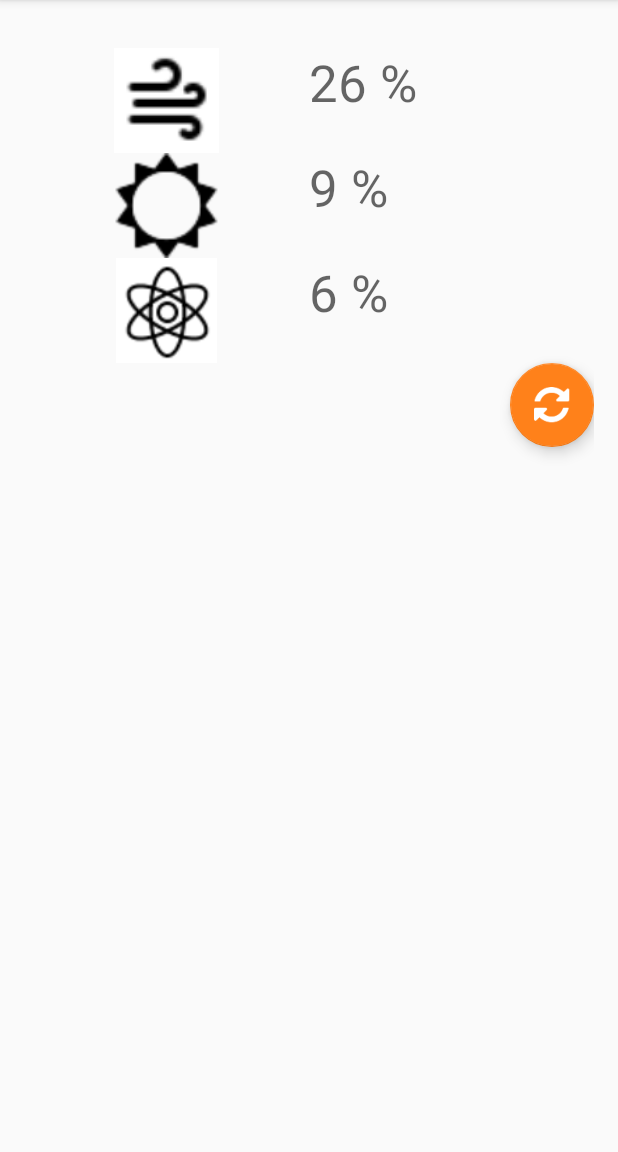
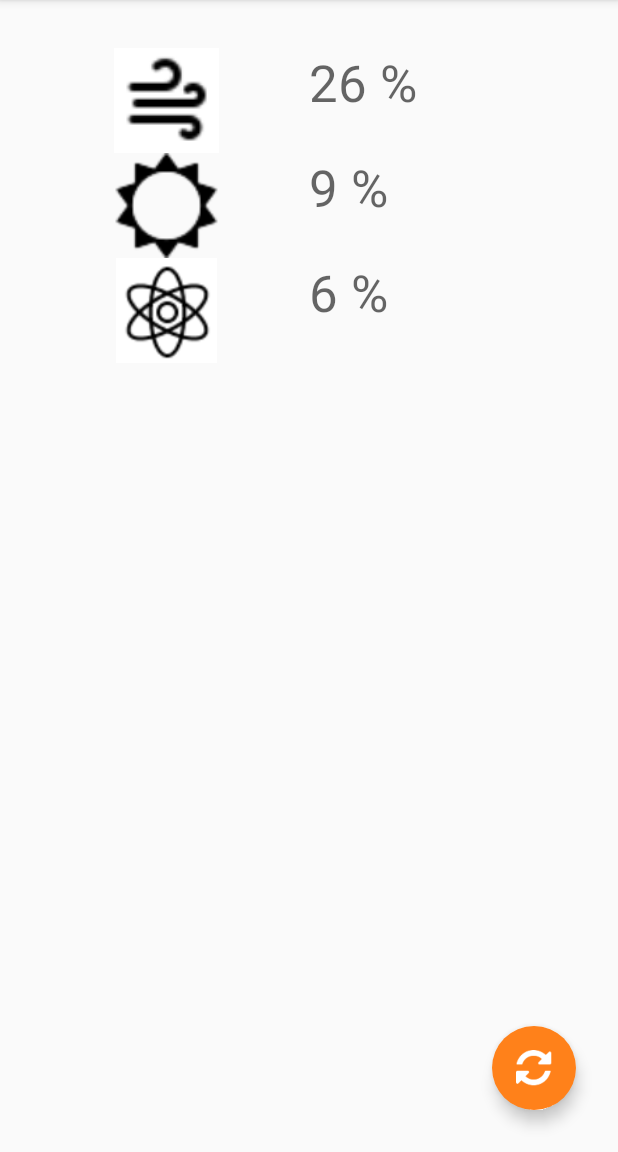
Before and after one commit to walliski/How-am-I-powered, an Android app: the screen it shows after launch (MainActivity), on a phone screen of 412 x 824 dp, the part 84-1236 px from its top. Run offline under Robolectric (Android 15) with nearby library versions, the phone set to English and light mode, and no system bars; 2 statements that could not run were skipped.

Commit message:
FAB position now bottom right corner

```diff
--- a/MukiTestApp/app/src/main/res/layout/activity_main.xml
+++ b/MukiTestApp/app/src/main/res/layout/activity_main.xml
@@ -1,16 +1,22 @@
 <?xml version="1.0" encoding="utf-8"?>
-<LinearLayout
+<RelativeLayout
     xmlns:android="http://schemas.android.com/apk/res/android"
     xmlns:app="http://schemas.android.com/apk/res-auto"
     xmlns:tools="http://schemas.android.com/tools"
+    android:layout_width="match_parent"
+    android:layout_height="match_parent"
+    tools:context="com.muki.MainActivity"
+    >
+<LinearLayout
+
     android:id="@+id/activity_main"
     android:layout_width="match_parent"
-    android:layout_height="match_parent"
+    android:layout_height="wrap_content"
     android:paddingBottom="@dimen/activity_vertical_margin"
     android:paddingLeft="@dimen/activity_horizontal_margin"
     android:paddingRight="@dimen/activity_horizontal_margin"
     android:paddingTop="@dimen/activity_vertical_margin"
-    tools:context="com.muki.MainActivity"
+
     android:orientation="vertical">
 
     <LinearLayout
@@ -189,14 +195,27 @@
         android:text="@string/icon_refresh"
         android:visibility="gone" />
 
+</LinearLayout>
+    <LinearLayout
+        android:id="@+id/ly_bar_bottom"
+        android:layout_width="fill_parent"
+        android:layout_height="wrap_content"
+        android:layout_alignParentBottom="true"
+        android:gravity="right"
+        android:orientation="horizontal">
+
         <android.support.design.widget.FloatingActionButton
+            android:id="@+id/fab"
             android:layout_width="wrap_content"
             android:layout_height="wrap_content"
             android:layout_gravity="bottom|end"
+            android:layout_margin="28dp"
+            android:src="@drawable/refresh"
             android:clickable="true"
-        android:text="@string/icon_refresh"
+            app:borderWidth="0dp"
             android:onClick="send"
             app:fabSize="normal"
-        android:id="@+id/fab"
-        android:src="@drawable/refresh" />
+            app:elevation="6dp"
+            app:pressedTranslationZ="12dp" />
     </LinearLayout>
+</RelativeLayout>
```
Lines whose indentation alone changed are shown as unchanged.
